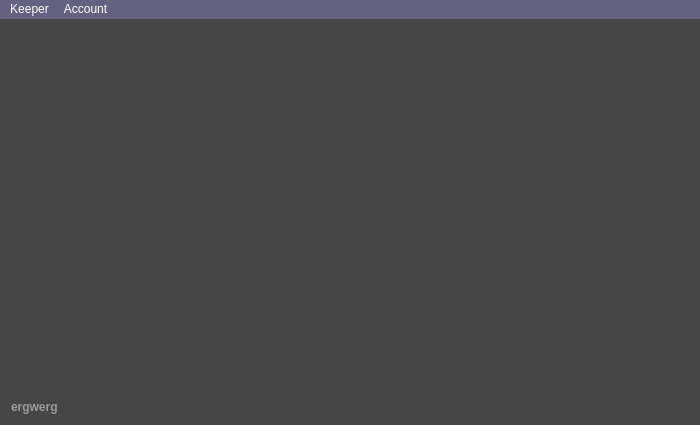
Before: the Qt Designer form PassKeeper/UserCabinet.ui in Badyusha/PassKeeper, drawn with Qt 5.
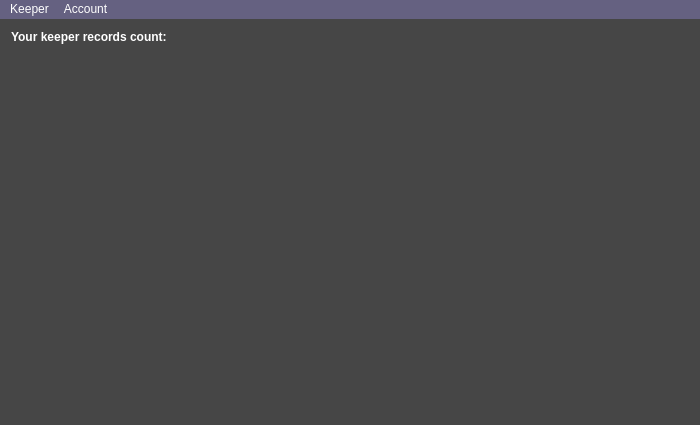
After: the same form once the commit is applied.

Commit message: added records counton the top of user cabinet

Diff of the .ui file:
```diff
--- a/PassKeeper/UserCabinet.ui
+++ b/PassKeeper/UserCabinet.ui
@@ -18,11 +18,11 @@
   </property>
   <widget class="QWidget" name="centralWidget">
    <layout class="QGridLayout" name="gridLayout">
-    <item row="0" column="0">
-     <layout class="QVBoxLayout" name="verticalLayout_4"/>
-    </item>
-    <item row="1" column="0" colspan="2">
+    <item row="2" column="0">
      <widget class="QLabel" name="Login">
+      <property name="enabled">
+       <bool>true</bool>
+      </property>
       <property name="sizePolicy">
        <sizepolicy hsizetype="Maximum" vsizetype="Preferred">
         <horstretch>0</horstretch>
@@ -38,13 +38,54 @@
        <string notr="true">color: rgb(155, 155, 155);</string>
       </property>
       <property name="text">
-       <string>ergwerg</string>
+       <string/>
       </property>
       <property name="alignment">
        <set>Qt::AlignBottom|Qt::AlignLeading|Qt::AlignLeft</set>
       </property>
      </widget>
     </item>
+    <item row="2" column="1">
+     <spacer name="horizontalSpacer">
+      <property name="orientation">
+       <enum>Qt::Horizontal</enum>
+      </property>
+      <property name="sizeHint" stdset="0">
+       <size>
+        <width>40</width>
+        <height>20</height>
+       </size>
+      </property>
+     </spacer>
+    </item>
+    <item row="1" column="0">
+     <spacer name="verticalSpacer">
+      <property name="orientation">
+       <enum>Qt::Vertical</enum>
+      </property>
+      <property name="sizeHint" stdset="0">
+       <size>
+        <width>20</width>
+        <height>40</height>
+       </size>
+      </property>
+     </spacer>
+    </item>
+    <item row="0" column="0">
+     <widget class="QLabel" name="RecordsCount">
+      <property name="font">
+       <font>
+        <bold>true</bold>
+       </font>
+      </property>
+      <property name="styleSheet">
+       <string notr="true">color: rgb(255, 255, 255);</string>
+      </property>
+      <property name="text">
+       <string>Your keeper records count: </string>
+      </property>
+     </widget>
+    </item>
    </layout>
   </widget>
   <widget class="QMenuBar" name="menuBar">
```
The commit also changes 31 other files.
